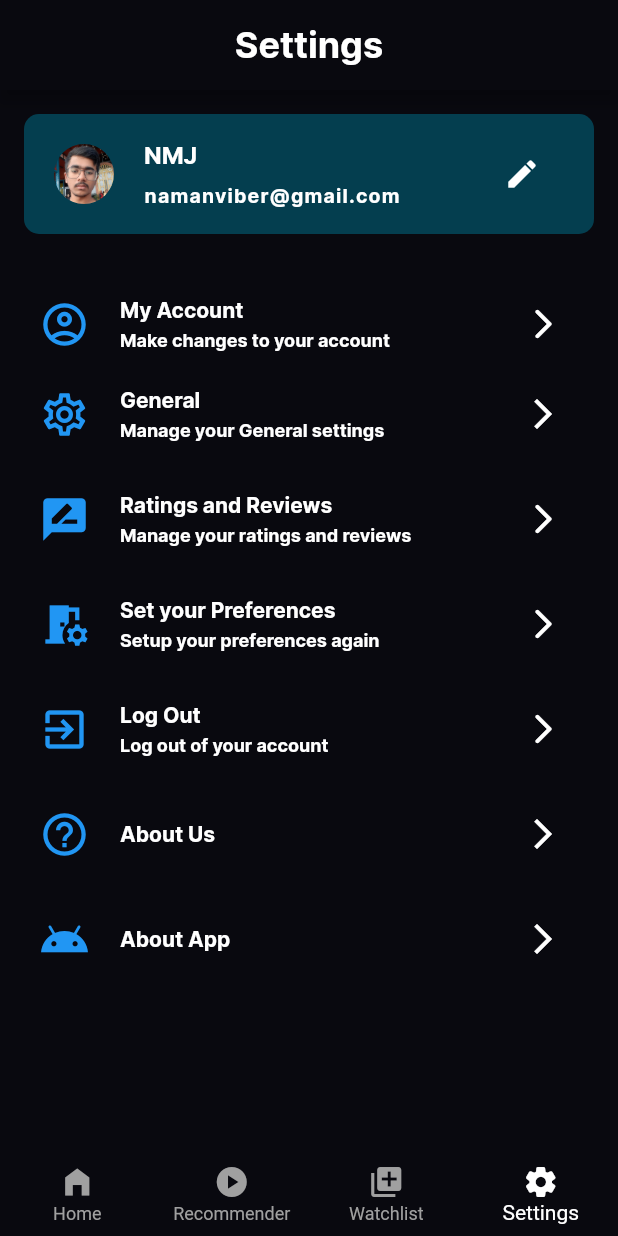
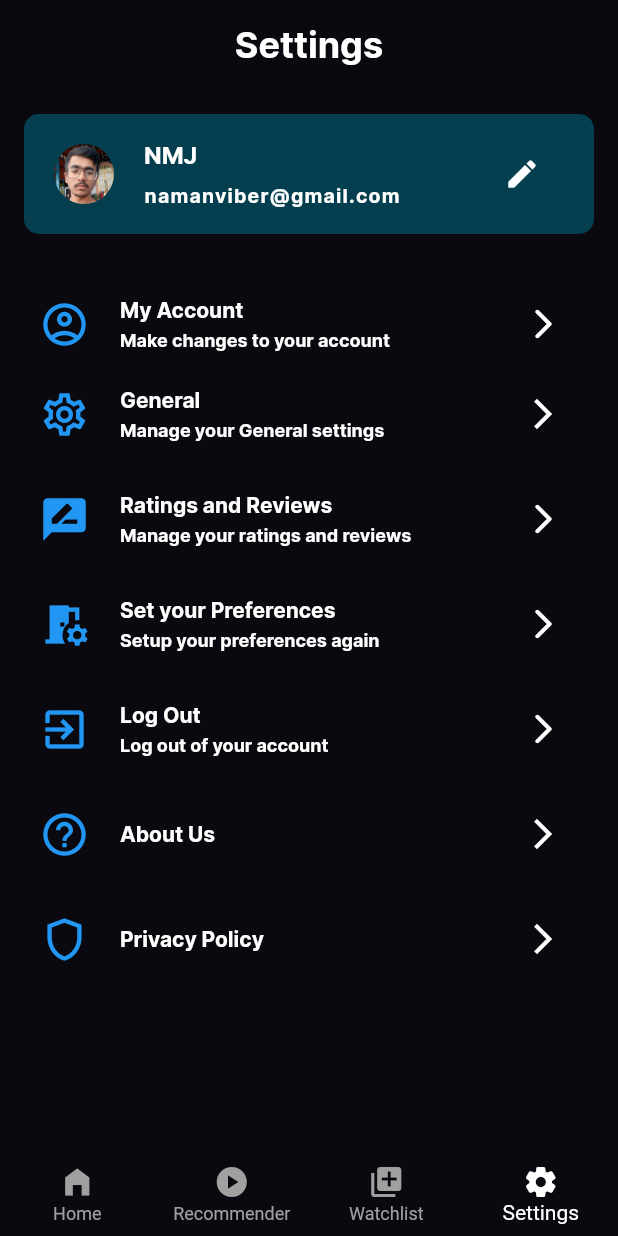
Before and after one commit to namanviber/Movigo, a Flutter app: the screen it shows once a user with an empty profile is signed in, item 4 of the bottom bar chosen, on a phone screen of 412 x 824 dp. Run offline on Flutter 3.47's test engine with Material 2 defaults, Android fonts, the phone set to English and light mode, and no system bars; our stand-ins replace carousel_slider, email_validator, firebase_auth, firebase_core, flutter_advanced_switch, google_fonts and 1 more; missing offline and left inert: mongo_dart, scroll_app_bar, tmdb_api; accounts and stored records are empty; network calls fail.

Commit message:
Settings screen minor update

```diff
--- a/lib/screens/settings_screen.dart
+++ b/lib/screens/settings_screen.dart
@@ -1,5 +1,5 @@
 import 'package:flutter/material.dart';
-import 'package:project2/screens/genral_settings_screen.dart';
+import 'package:project2/screens/general_settings_screen.dart';
 import 'package:project2/screens/about_us_screen.dart';
 import 'package:project2/screens/privacy_policy_screen.dart';
 import 'package:project2/widgets/bottom_bar.dart';
@@ -146,7 +146,14 @@ class _SettingsScreenState extends State<SettingsScreen> {
                   ],
                 ),
               ),
-              Container(
+              InkWell(
+                onTap: () {
+                  Navigator.push(
+                      context,
+                      MaterialPageRoute(
+                          builder: (context) => const GeneralSettingsScreen()));
+                },
+                child: Container(
                   height: 60,
                   width: double.maxFinite,
                   child: Row(
@@ -189,16 +196,9 @@ class _SettingsScreenState extends State<SettingsScreen> {
                           ],
                         ),
                       ),
-                    InkWell(
-                      onTap: () {
-                        Navigator.push(
-                            context,
-                            MaterialPageRoute(
-                                builder: (context) => const GeneralSettingsScreen()));
-                      },
-                      child: Icon(Icons.arrow_forward_ios),
-                    )
+                      const Icon(Icons.arrow_forward_ios),
                     ],
+                  ),
                 ),
               ),
               const SizedBox(
@@ -364,7 +364,14 @@ class _SettingsScreenState extends State<SettingsScreen> {
                 height: 10,
               ),
               //#6
-              Container(
+              InkWell(
+                onTap: () {
+                  Navigator.push(
+                      context,
+                      MaterialPageRoute(
+                          builder: (context) => const AboutUsScreen()));
+                },
+                child: Container(
                   height: 60,
                   width: double.maxFinite,
                   child: Row(
@@ -397,23 +404,23 @@ class _SettingsScreenState extends State<SettingsScreen> {
                           ],
                         ),
                       ),
-                    InkWell(
-                      onTap: () {
-                        Navigator.push(
-                            context,
-                            MaterialPageRoute(
-                                builder: (context) => const AboutUsScreen()));
-                      },
-                      child: Icon(Icons.arrow_forward_ios),
-                    )
+                      const Icon(Icons.arrow_forward_ios),
                     ],
+                  ),
                 ),
               ),
               const SizedBox(
                 height: 10,
               ),
               //#7
-              Container(
+              InkWell(
+                onTap: () {
+                  Navigator.push(
+                      context,
+                      MaterialPageRoute(
+                          builder: (context) => const PrivacyPolicyScreen()));
+                },
+                child: Container(
                   height: 60,
                   width: double.maxFinite,
                   child: Row(
@@ -422,7 +429,7 @@ class _SettingsScreenState extends State<SettingsScreen> {
                         width: 10,
                       ),
                       const Icon(
-                      Icons.android_outlined,
+                        Icons.shield_outlined,
                         size: 34,
                         color: Color(0xFF2196F3),
                       ),
@@ -437,7 +444,7 @@ class _SettingsScreenState extends State<SettingsScreen> {
                           mainAxisAlignment: MainAxisAlignment.center,
                           children: const [
                             Text(
-                            "About App",
+                              "Privacy Policy",
                               style: TextStyle(
                                   fontFamily: "Inter",
                                   fontWeight: FontWeight.bold,
@@ -446,16 +453,9 @@ class _SettingsScreenState extends State<SettingsScreen> {
                           ],
                         ),
                       ),
-                    InkWell(
-                      onTap: () {
-                        Navigator.push(
-                            context,
-                            MaterialPageRoute(
-                                builder: (context) => const PrivacyPolicyScreen()));
-                      },
-                      child: Icon(Icons.arrow_forward_ios),
+                      const Icon(Icons.arrow_forward_ios),
+                    ],
                   ),
-                  ],
                 ),
               ),
               const SizedBox(
```
Also changed, not shown: lib/screens/general_settings_screen.dart (renamed from lib/screens/genral_settings_screen.dart). Lines whose indentation alone changed are shown as unchanged.
